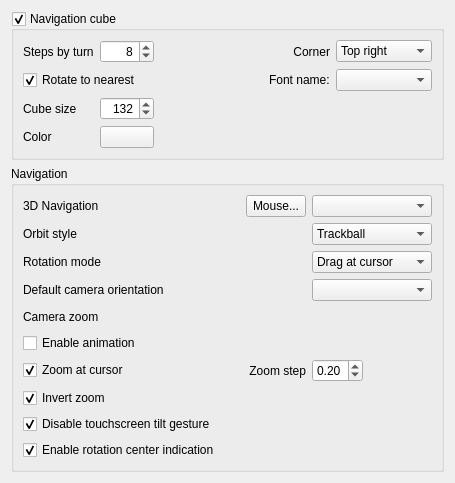
The window that src/Gui/PreferencePages/DlgSettingsNavigation.ui (southseact-3d/fcd) describes before a commit, drawn with Qt 5.
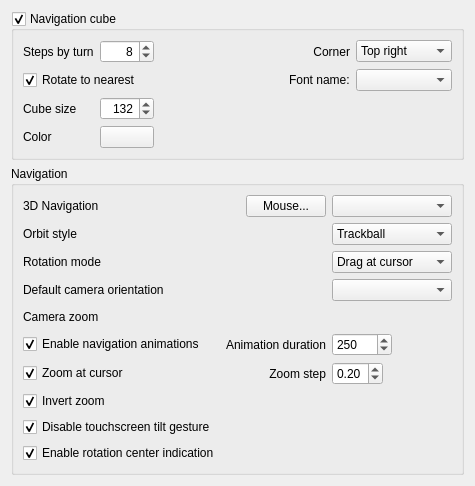
The same window after the commit. Custom widgets are drawn as their Qt base class.

Commit message: Gui: Refactor navigation animations

```diff
--- a/src/Gui/PreferencePages/DlgSettingsNavigation.ui
+++ b/src/Gui/PreferencePages/DlgSettingsNavigation.ui
@@ -473,7 +473,7 @@
        </widget>
       </item>
       <item row="5" column="0">
-       <widget class="Gui::PrefCheckBox" name="checkBoxUseAutoRotation">
+       <widget class="Gui::PrefCheckBox" name="checkBoxNavigationAnimations">
         <property name="enabled">
          <bool>true</bool>
         </property>
@@ -481,10 +481,10 @@
          <string>Enable animated rotations</string>
         </property>
         <property name="text">
-         <string>Enable animation</string>
+         <string>Enable navigation animations</string>
         </property>
         <property name="checked">
-         <bool>false</bool>
+         <bool>true</bool>
         </property>
         <property name="prefEntry" stdset="0">
          <cstring>UseAutoRotation</cstring>
@@ -494,6 +494,70 @@
         </property>
        </widget>
       </item>
+      <item row="5" column="1">
+       <widget class="QLabel" name="navigationAnimationsLabel">
+        <property name="toolTip">
+         <string>Duration of navigation animations that have a fixed duration</string>
+        </property>
+        <property name="text">
+         <string>Animation duration</string>
+        </property>
+        <property name="alignment">
+         <set>Qt::AlignRight|Qt::AlignTrailing|Qt::AlignVCenter</set>
+        </property>
+       </widget>
+      </item>
+      <item row="5" column="2">
+       <layout class="QHBoxLayout" name="horizontalLayout_3">
+        <item>
+         <widget class="Gui::PrefSpinBox" name="spinBoxAnimationDuration">
+          <property name="maximumSize">
+           <size>
+            <width>60</width>
+            <height>16777215</height>
+           </size>
+          </property>
+          <property name="toolTip">
+           <string>The duration of navigation animations in milliseconds</string>
+          </property>
+          <property name="minimum">
+           <number>100</number>
+          </property>
+          <property name="maximum">
+           <number>10000</number>
+          </property>
+          <property name="singleStep">
+           <number>50</number>
+          </property>
+          <property name="value">
+           <number>250</number>
+          </property>
+          <property name="prefEntry" stdset="0">
+           <cstring>AnimationDuration</cstring>
+          </property>
+          <property name="prefPath" stdset="0">
+           <cstring>View</cstring>
+          </property>
+         </widget>
+        </item>
+        <item>
+         <spacer name="horizontalSpacer_4">
+          <property name="orientation">
+           <enum>Qt::Horizontal</enum>
+          </property>
+          <property name="sizeType">
+           <enum>QSizePolicy::MinimumExpanding</enum>
+          </property>
+          <property name="sizeHint" stdset="0">
+           <size>
+            <width>10</width>
+            <height>20</height>
+           </size>
+          </property>
+         </spacer>
+        </item>
+       </layout>
+      </item>
       <item row="6" column="0">
        <widget class="Gui::PrefCheckBox" name="checkBoxZoomAtCursor">
         <property name="toolTip">
@@ -516,7 +580,7 @@
       <item row="6" column="1">
        <widget class="QLabel" name="label">
         <property name="text">
-         <string> Zoom step</string>
+         <string>Zoom step</string>
         </property>
         <property name="alignment">
          <set>Qt::AlignRight|Qt::AlignTrailing|Qt::AlignVCenter</set>
```
Left out of the diff: 4 changed lines with no effect on the pictures. The commit also changes 14 other files.
